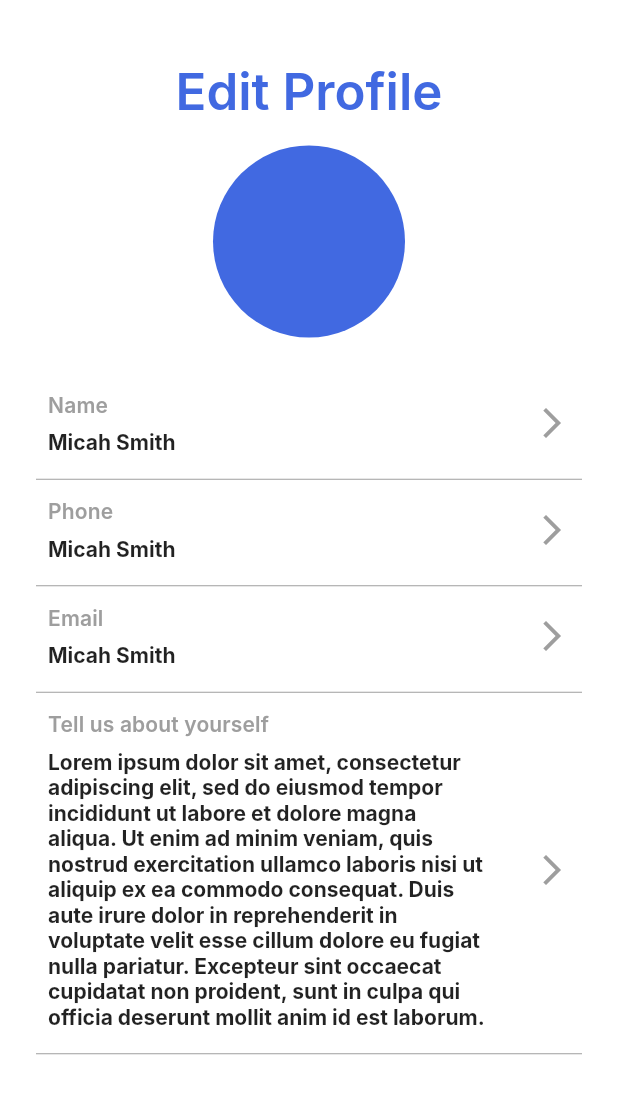
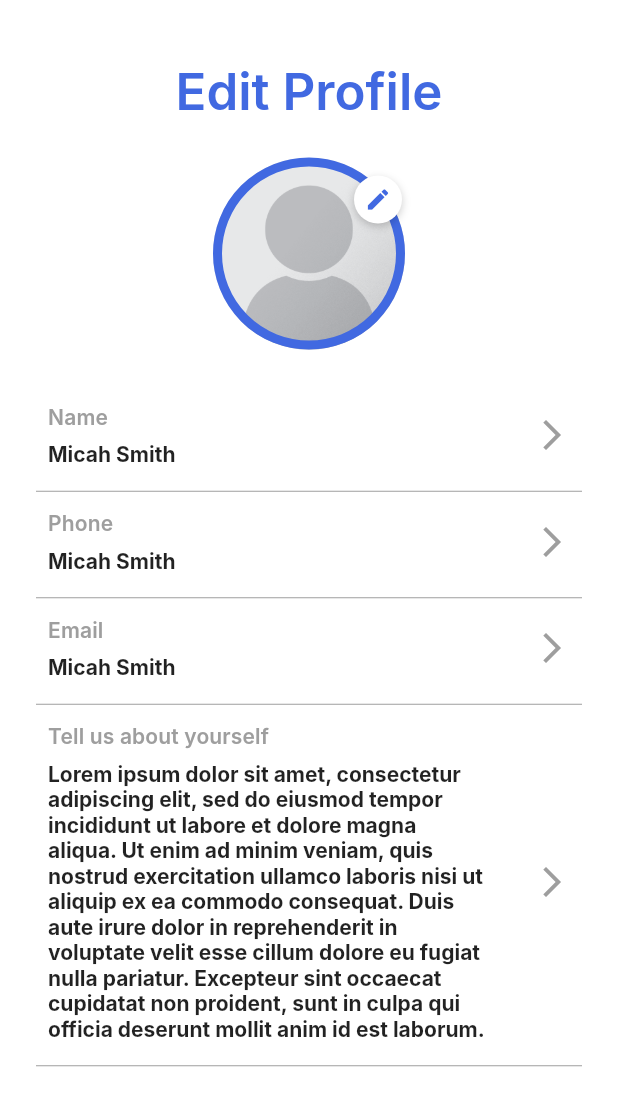
Before and after one commit to oppatrickk/approachable_geek, a Flutter app: the screen it shows after launch, on a phone screen of 412 x 824 dp. Shown: the top 1106 px of the screen. Run offline on Flutter 3.47's test engine with Material 3 defaults, Android fonts, the phone set to English and light mode, and no system bars; our stand-ins replace flutter_bloc, get_it, injectable; Roboto replaces fonts that are missing (Inter).

Commit message:
feat(profile): adjust profile image

```diff
--- a/lib/features/profile/profile_page.dart
+++ b/lib/features/profile/profile_page.dart
@@ -31,14 +31,52 @@ class ProfilePage extends StatelessWidget {
                         style: context.textTheme.headlineMedium?.semibold.cColor(context.colorScheme.primary),
                       ),
                     ),
-                    verticalSpace(16),
+                    verticalSpace(24),
+                    Stack(
+                      alignment: Alignment.topRight,
+                      children: [
                         Container(
                           height: 128,
                           width: 128,
                           decoration: BoxDecoration(
                             shape: BoxShape.circle,
+                            border: Border.all(
                               color: context.colorScheme.primary,
+                              width: 6,
                             ),
+                            image: const DecorationImage(
+                              image: AssetImage('assets/images/user.png'),
+                              fit: BoxFit.cover,
+                            ),
+                          ),
+                        ),
+                        Positioned(
+                          right: 2,
+                          top: 12,
+                          child: Container(
+                            height: 32,
+                            width: 32,
+                            decoration: BoxDecoration(
+                              shape: BoxShape.circle,
+                              color: context.colorScheme.white,
+                              boxShadow: [
+                                BoxShadow(
+                                  color: context.colorScheme.black.withAlpha(50),
+                                  blurRadius: 4,
+                                  offset: const Offset(0, 2),
+                                ),
+                              ],
+                            ),
+                            child: Center(
+                              child: Icon(
+                                Icons.edit,
+                                color: context.colorScheme.primary,
+                                size: 18,
+                              ),
+                            ),
+                          ),
+                        ),
+                      ],
                     ),
                     verticalSpace(24),
                     ProfileItem(
--- a/pubspec.yaml
+++ b/pubspec.yaml
@@ -31,4 +31,7 @@ dev_dependencies:
 
 flutter:
   uses-material-design: true
-  generate: true
+  generate: true'
+
+  assets:
+    - assets/images/
```
Also changed, not shown: assets/images/user.png (added). Lines whose indentation alone changed are shown as unchanged.
